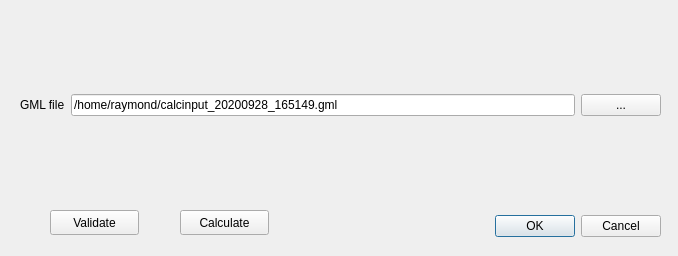
Qt form ImaerPlugin/connect_calc_dlg.ui (opengeogroep/AERIUS-QGIS-plugins) before a commit.
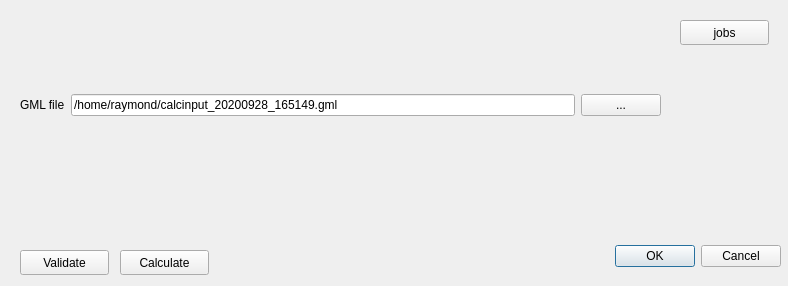
The same form after that commit.

Commit message: connect status/jobs GET request

```diff
--- a/ImaerPlugin/connect_calc_dlg.ui
+++ b/ImaerPlugin/connect_calc_dlg.ui
@@ -6,8 +6,8 @@
    <rect>
     <x>0</x>
     <y>0</y>
-    <width>678</width>
-    <height>256</height>
+    <width>788</width>
+    <height>286</height>
    </rect>
   </property>
   <property name="windowTitle">
@@ -16,8 +16,8 @@
   <widget class="QDialogButtonBox" name="buttonBox">
    <property name="geometry">
     <rect>
-     <x>320</x>
-     <y>210</y>
+     <x>440</x>
+     <y>240</y>
      <width>341</width>
      <height>32</height>
     </rect>
@@ -65,8 +65,8 @@
   <widget class="QPushButton" name="button_validate">
    <property name="geometry">
     <rect>
-     <x>50</x>
-     <y>210</y>
+     <x>20</x>
+     <y>250</y>
      <width>89</width>
      <height>25</height>
     </rect>
@@ -78,8 +78,8 @@
   <widget class="QPushButton" name="button_calculate">
    <property name="geometry">
     <rect>
-     <x>180</x>
-     <y>210</y>
+     <x>120</x>
+     <y>250</y>
      <width>89</width>
      <height>25</height>
     </rect>
@@ -88,6 +88,19 @@
     <string>Calculate</string>
    </property>
   </widget>
+  <widget class="QPushButton" name="button_jobs">
+   <property name="geometry">
+    <rect>
+     <x>680</x>
+     <y>20</y>
+     <width>89</width>
+     <height>25</height>
+    </rect>
+   </property>
+   <property name="text">
+    <string>jobs</string>
+   </property>
+  </widget>
  </widget>
  <resources/>
  <connections>
```
The commit also changes 2 other files.
